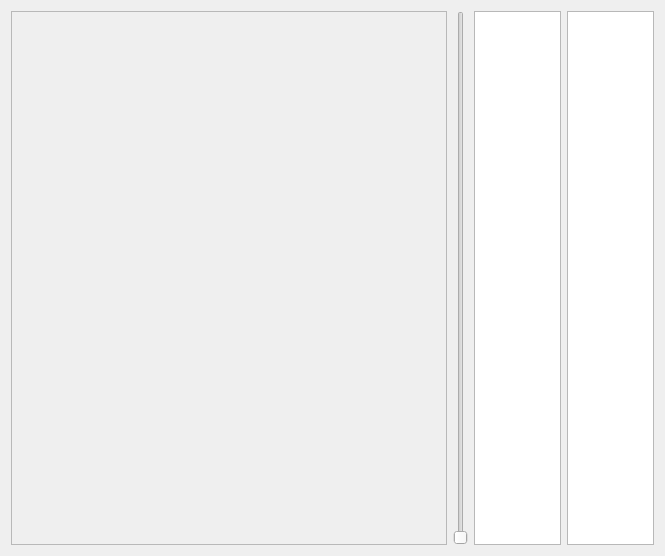
Above: epa_viewer_widget.ui from sim82/contraption before the change. Below: the same form after it.
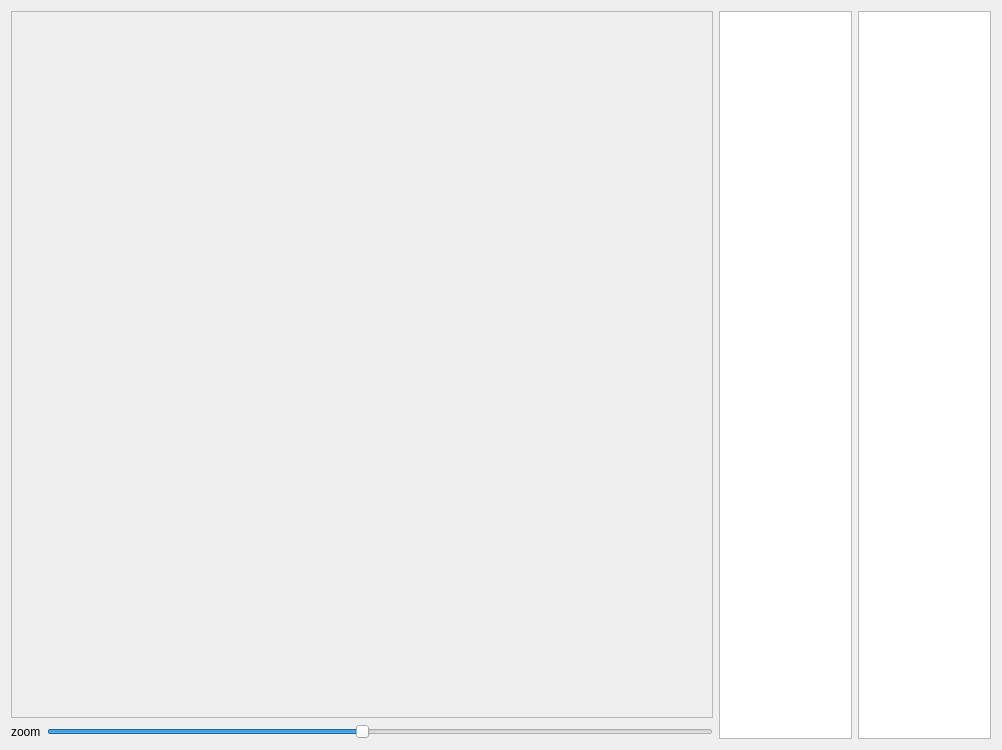
That is the form after the change.

Commit message: among other things, don't force standard path in epa_viewer file dialog.

Diff of the .ui file:
```diff
--- a/epa_viewer_widget.ui
+++ b/epa_viewer_widget.ui
@@ -6,15 +6,15 @@
    <rect>
     <x>0</x>
     <y>0</y>
-    <width>665</width>
-    <height>556</height>
+    <width>1002</width>
+    <height>750</height>
    </rect>
   </property>
   <property name="windowTitle">
    <string>Form</string>
   </property>
-  <layout class="QHBoxLayout" name="horizontalLayout">
-   <item>
+  <layout class="QGridLayout" name="gridLayout">
+   <item row="0" column="0" colspan="2">
     <widget class="QScrollArea" name="saTree">
      <property name="sizePolicy">
       <sizepolicy hsizetype="Expanding" vsizetype="Expanding">
@@ -30,43 +30,65 @@
        <rect>
         <x>0</x>
         <y>0</y>
-        <width>433</width>
-        <height>536</height>
+        <width>704</width>
+        <height>704</height>
        </rect>
       </property>
      </widget>
     </widget>
    </item>
-   <item>
+   <item row="0" column="2" rowspan="2">
+    <widget class="QListView" name="lvTaxon">
+     <property name="sizePolicy">
+      <sizepolicy hsizetype="Expanding" vsizetype="Expanding">
+       <horstretch>1</horstretch>
+       <verstretch>0</verstretch>
+      </sizepolicy>
+     </property>
+    </widget>
+   </item>
+   <item row="0" column="3" rowspan="2">
+    <widget class="QListView" name="lvPosition">
+     <property name="sizePolicy">
+      <sizepolicy hsizetype="Expanding" vsizetype="Expanding">
+       <horstretch>1</horstretch>
+       <verstretch>0</verstretch>
+      </sizepolicy>
+     </property>
+    </widget>
+   </item>
+   <item row="1" column="0">
+    <widget class="QLabel" name="label">
+     <property name="sizePolicy">
+      <sizepolicy hsizetype="Fixed" vsizetype="Preferred">
+       <horstretch>0</horstretch>
+       <verstretch>0</verstretch>
+      </sizepolicy>
+     </property>
+     <property name="text">
+      <string>zoom</string>
+     </property>
+    </widget>
+   </item>
+   <item row="1" column="1">
     <widget class="QSlider" name="slZoom">
+     <property name="sizePolicy">
+      <sizepolicy hsizetype="Expanding" vsizetype="Fixed">
+       <horstretch>0</horstretch>
+       <verstretch>0</verstretch>
+      </sizepolicy>
+     </property>
      <property name="minimum">
       <number>10</number>
      </property>
      <property name="maximum">
       <number>200</number>
      </property>
+     <property name="value">
+      <number>100</number>
+     </property>
      <property name="orientation">
-      <enum>Qt::Vertical</enum>
-     </property>
-    </widget>
-   </item>
-   <item>
-    <widget class="QListView" name="lvTaxon">
-     <property name="sizePolicy">
-      <sizepolicy hsizetype="Expanding" vsizetype="Expanding">
-       <horstretch>1</horstretch>
-       <verstretch>0</verstretch>
-      </sizepolicy>
-     </property>
-    </widget>
-   </item>
-   <item>
-    <widget class="QListView" name="lvPosition">
-     <property name="sizePolicy">
-      <sizepolicy hsizetype="Expanding" vsizetype="Expanding">
-       <horstretch>1</horstretch>
-       <verstretch>0</verstretch>
-      </sizepolicy>
+      <enum>Qt::Horizontal</enum>
      </property>
     </widget>
    </item>
```
The commit also changes 3 other files.
